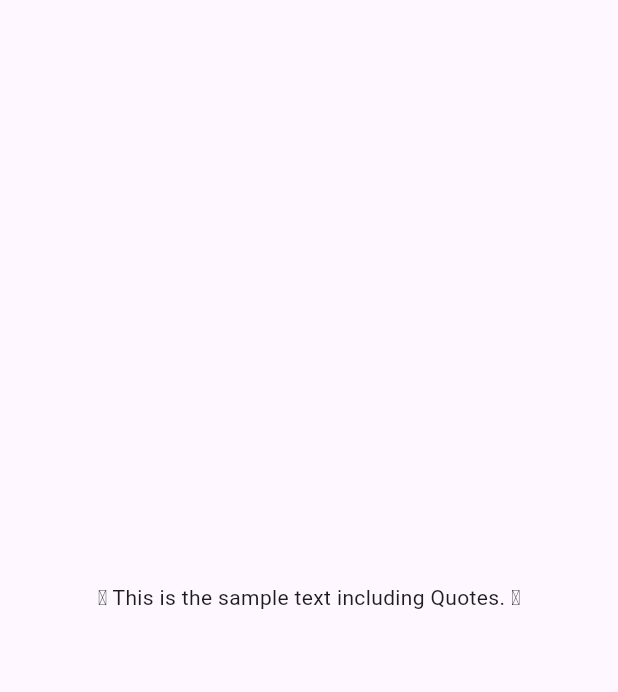
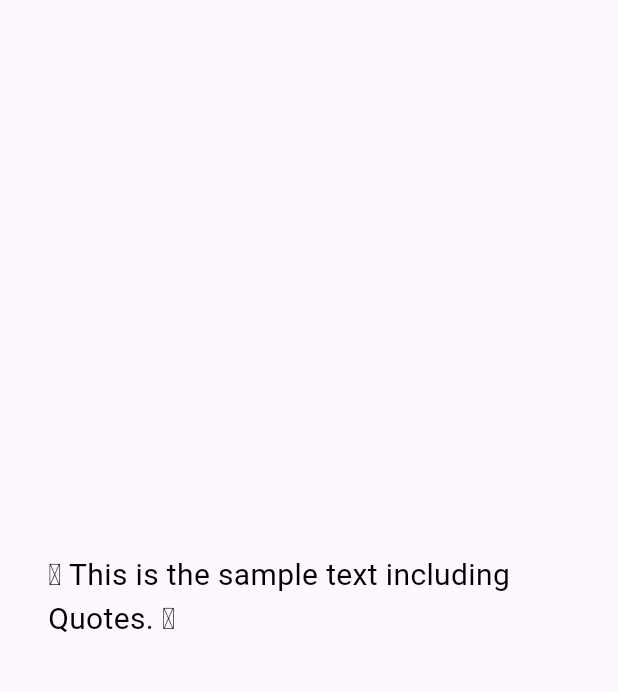
Before and after one commit to anees4ever/dart_quotes, a Flutter app: the screen it shows after launch, on a phone screen of 412 x 824 dp, the part 63-755 px from its top. Run offline on Flutter 3.47's test engine with Material 3 defaults, Android fonts, the phone set to English and light mode, and no system bars.

Commit message:
fixed TextStyle not used in StringQuote. Flutter Versions Upgraded

```diff
--- a/example/lib/main.dart
+++ b/example/lib/main.dart
@@ -1,5 +1,4 @@
 import 'package:flutter/material.dart';
-import 'package:dart_quote/widget_quote.dart';
 import 'package:dart_quote/string_quote.dart';
 
 void main() {
--- a/lib/string_quote.dart
+++ b/lib/string_quote.dart
@@ -16,6 +16,6 @@ class StringQuote extends DartQuote {
 
   @override
   quote() {
-    return Text('\u275D ' + text + ' \u275E');
+    return Text('\u275D $text \u275E', style: textStyle);
   }
 }
--- a/pubspec.yaml
+++ b/pubspec.yaml
@@ -1,10 +1,10 @@
 name: dart_quote
 description: Creates quote widget or string
-version: 0.0.2
+version: 1.0.0
 homepage: https://github.com/HeshanSandeepa/dart_quotes.git
 
 environment:
-  sdk: ">=2.12.0 <3.0.0"
+  sdk: ">=2.12.0 <4.0.0"
   flutter: ">=1.17.0"
 
 dependencies:
@@ -14,7 +14,7 @@ dependencies:
 dev_dependencies:
   flutter_test:
     sdk: flutter
-  flutter_lints: ^1.0.0
+  flutter_lints: ^3.0.1
 
 # For information on the generic Dart part of this file, see the
 # following page: https://dart.dev/tools/pub/pubspec
```
Also changed, not shown: example/pubspec.lock, 6 other files.
